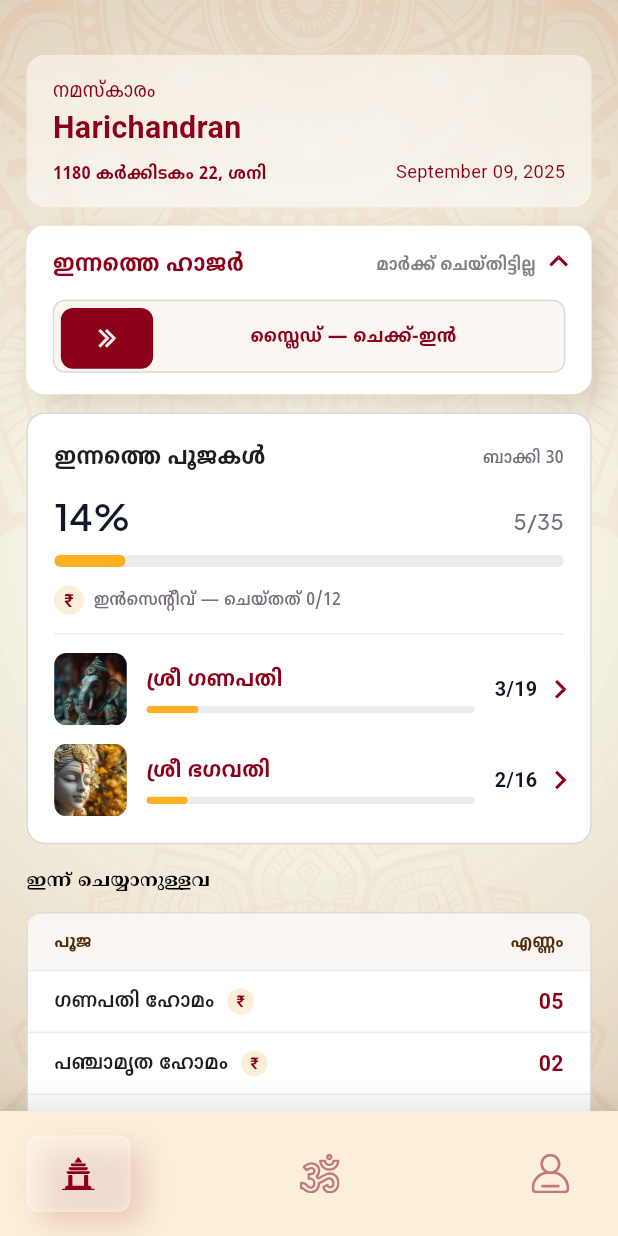
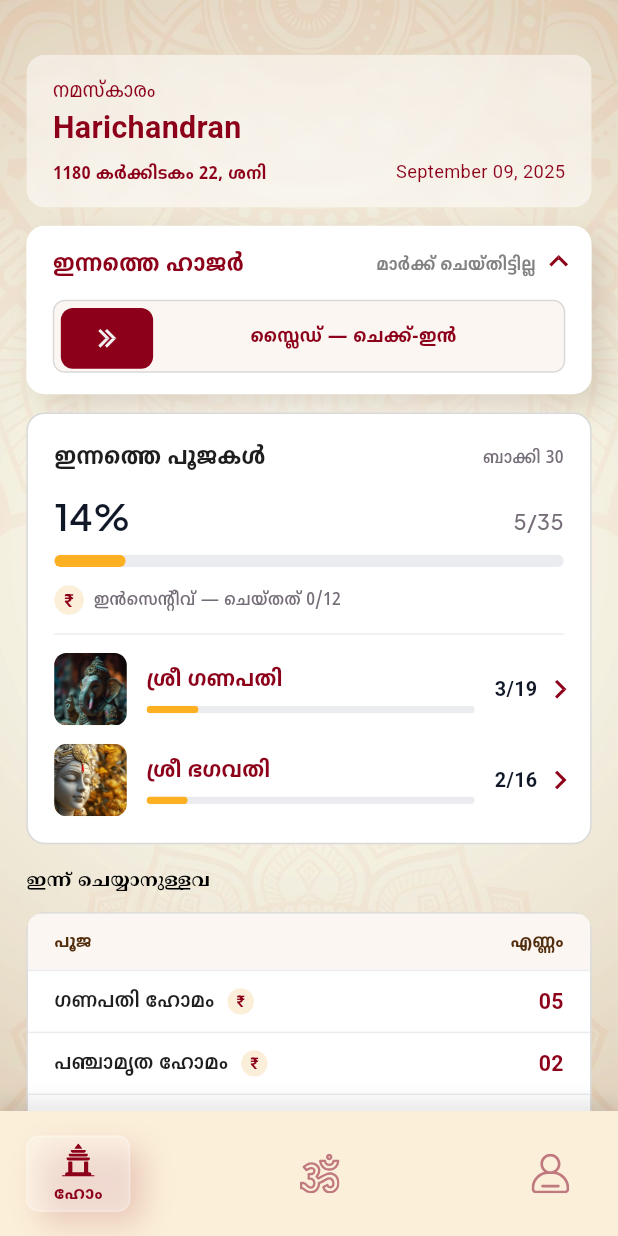
Before and after one commit to sreekesh-nexotech/Kshetra-Poojari-Mobile-App, a Flutter app: the screen it shows after launch, on a phone screen of 412 x 824 dp. Run offline on Flutter 3.47's test engine with Material 3 defaults, Android fonts, the phone set to English and light mode, and no system bars; our stand-ins replace flutter_riverpod, flutter_screenutil, flutter_svg, go_router.

Commit message:
fix(presentation): add navbar labels + fair-QC goldens after pixel comparison
Ran a true pixel-to-pixel QC: rendered the actual design (Poojary App.dc.html)
in Chromium via Playwright and diffed each screen against the Flutter goldens.

Findings fixed:
- Selected bottom-nav item now shows its Malayalam label under the glyph
  (ഹോം / പൂജ / അക്കൗണ്ട്, 12/700 maroon) in a pill that grows to fit — matching
  NavbarVariant9/10/11. Guarded with FittedBox so it can never overflow on
  non-phone aspect ratios.
- Golden pump now precaches asset images (runAsync) so the temple background and
  deity thumbnails actually render in goldens, making the comparison faithful.
- Boot smoke test pins a 375x812 phone surface (the app is portrait-locked;
  ScreenUtil .w/.h only stay matched near the design aspect).

All other screens verified a faithful match. flutter analyze clean; all 16
tests green (golden-stable).

Co-Authored-By: Claude Opus 4.8 <noreply@anthropic.com>
Claude-Session: https://claude.ai/code/session_01AqhH65nezq7uFUasiJV7W2

```diff
--- a/lib/core/widgets/navbar.dart
+++ b/lib/core/widgets/navbar.dart
@@ -4,12 +4,20 @@ import 'package:flutter_svg/flutter_svg.dart';
 
 import '../../app/theme/colors.dart';
 import '../../app/theme/theme.dart';
+import '../../app/theme/typography.dart';
 
 /// One bottom-nav destination.
 class KsNavItem {
-  const KsNavItem({required this.asset, required this.semanticLabel});
+  const KsNavItem({
+    required this.asset,
+    required this.semanticLabel,
+    required this.label,
+  });
   final String asset;
   final String semanticLabel;
+
+  /// Malayalam label shown under the glyph when this tab is selected.
+  final String label;
 }
 
 /// The design's bottom navigation bar (cream, 82px) rebuilt from the
@@ -27,9 +35,21 @@ class KsBottomNav extends StatelessWidget {
   final ValueChanged<int> onTap;
 
   static const List<KsNavItem> items = [
-    KsNavItem(asset: 'assets/icons/nav_home.svg', semanticLabel: 'Home'),
-    KsNavItem(asset: 'assets/icons/nav_pooja.svg', semanticLabel: 'Pooja'),
-    KsNavItem(asset: 'assets/icons/nav_user.svg', semanticLabel: 'Account'),
+    KsNavItem(
+      asset: 'assets/icons/nav_home.svg',
+      semanticLabel: 'Home',
+      label: 'ഹോം',
+    ),
+    KsNavItem(
+      asset: 'assets/icons/nav_pooja.svg',
+      semanticLabel: 'Pooja',
+      label: 'പൂജ',
+    ),
+    KsNavItem(
+      asset: 'assets/icons/nav_user.svg',
+      semanticLabel: 'Account',
+      label: 'അക്കൗണ്ട്',
+    ),
   ];
 
   @override
@@ -82,7 +102,8 @@ class _NavCell extends StatelessWidget {
 
     final Widget content = selected
         ? Container(
-            width: 63.w,
+            constraints: BoxConstraints(minWidth: 63.w),
+            padding: EdgeInsets.symmetric(horizontal: 10.w),
             alignment: Alignment.center,
             decoration: BoxDecoration(
               color: AppColors.navTileGlass,
@@ -99,7 +120,26 @@ class _NavCell extends StatelessWidget {
                 ),
               ],
             ),
-            child: glyph,
+            child: FittedBox(
+              fit: BoxFit.scaleDown,
+              child: Column(
+                mainAxisSize: MainAxisSize.min,
+                children: [
+                  glyph,
+                  SizedBox(height: 6.h),
+                  Text(
+                    item.label,
+                    maxLines: 1,
+                    style: AppText.malayalam(
+                      size: 12,
+                      weight: FontWeight.w700,
+                      color: AppColors.maroon,
+                      height: 1,
+                    ),
+                  ),
+                ],
+              ),
+            ),
           )
         : SizedBox(
             width: 50.w,
```
Also changed, not shown: 7 other files.
